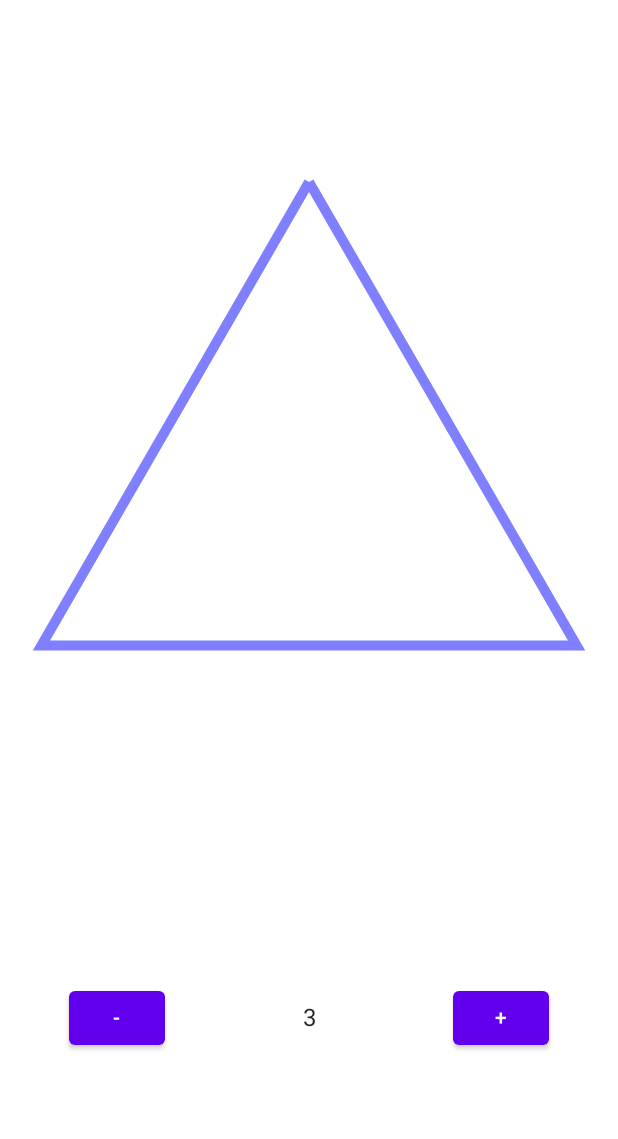
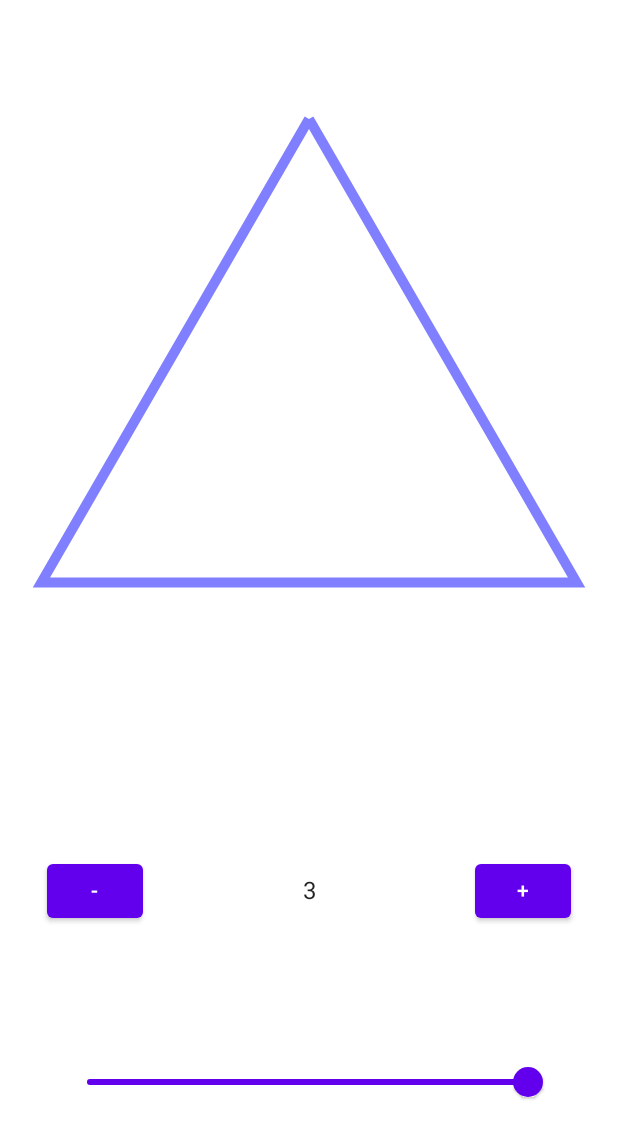
Before and after one commit to Gonzz-96/compose-experiments, an Android app built with Jetpack Compose: the screen it shows after launch (MainActivity), on a phone screen of 412 x 824 dp. Shown: the top 1139 px of the screen. Run offline under Robolectric (Android 15) with nearby library versions, the phone set to English and light mode, and no system bars.

Commit message:
Add progress parameter to variable polygon.

```diff
--- a/app/src/main/java/dev/gonz/compose/experiments/components/VariableNumberOfSidesPolygon.kt
+++ b/app/src/main/java/dev/gonz/compose/experiments/components/VariableNumberOfSidesPolygon.kt
@@ -1,13 +1,14 @@
 package dev.gonz.compose.experiments.components
 
+import android.util.Log
 import androidx.compose.foundation.Canvas
-import androidx.compose.foundation.background
 import androidx.compose.runtime.Composable
 import androidx.compose.ui.Modifier
 import androidx.compose.ui.geometry.Offset
-import androidx.compose.ui.graphics.Color
-import androidx.compose.ui.graphics.Path
+import androidx.compose.ui.graphics.*
+import androidx.compose.ui.graphics.PathEffect
 import androidx.compose.ui.graphics.drawscope.Stroke
+import androidx.compose.ui.graphics.drawscope.clipPath
 import kotlin.math.PI
 import kotlin.math.cos
 import kotlin.math.sin
@@ -16,6 +17,7 @@ import kotlin.math.sin
 fun VariableNumberOfSidesPolygon(
     modifier: Modifier = Modifier,
     numberOfSides: Int = 3,
+    progress: Float = 1F,
 ) {
     Canvas(modifier = modifier) {
         val radius = size.minDimension / 2
@@ -24,6 +26,7 @@ fun VariableNumberOfSidesPolygon(
             val offset = getNewCoordinatesFrom(startAngle.toFloat(), radius)
             moveTo(offset.x, offset.y)
         }
+
         repeat(numberOfSides) {
             val slideAngle = (2 * PI) / numberOfSides
             val offset = getNewCoordinatesFrom((startAngle + slideAngle).toFloat(), radius)
@@ -31,7 +34,14 @@ fun VariableNumberOfSidesPolygon(
             path.lineTo(offset.x, offset.y)
             startAngle += slideAngle
         }
-        drawPath(path, Color.Blue.copy(alpha = 0.5F), style = Stroke(10.0F))
+
+        val newPath = Path()
+        val measure = PathMeasure()
+
+        measure.setPath(path, true)
+        measure.getSegment(0F, measure.length * progress, newPath, true)
+
+        drawPath(newPath, Color.Blue.copy(alpha = 0.5F), style = Stroke(10F))
     }
 }
 
--- a/app/src/main/java/dev/gonz/compose/experiments/screens/VariableNumberOfSidesPolygonScreen.kt
+++ b/app/src/main/java/dev/gonz/compose/experiments/screens/VariableNumberOfSidesPolygonScreen.kt
@@ -8,6 +8,7 @@ import androidx.compose.material.Text
 import androidx.compose.runtime.*
 import androidx.compose.ui.Alignment
 import androidx.compose.ui.Modifier
+import androidx.compose.ui.text.style.TextAlign
 import androidx.compose.ui.tooling.preview.Preview
 import androidx.compose.ui.unit.dp
 import dev.gonz.compose.experiments.components.PreviewWrapper
@@ -15,9 +16,8 @@ import dev.gonz.compose.experiments.components.VariableNumberOfSidesPolygon
 
 @Composable
 fun VariableNumberOfSidesPolygonScreen() {
-    var numberOfSides by remember {
-        mutableStateOf(3)
-    }
+    var numberOfSides by remember { mutableStateOf(3) }
+    var pathProgress by remember { mutableStateOf(1F) }
 
     Column(modifier = Modifier.fillMaxSize(),
         verticalArrangement = Arrangement.SpaceEvenly,
@@ -25,10 +25,12 @@ fun VariableNumberOfSidesPolygonScreen() {
     ) {
         VariableNumberOfSidesPolygon(
             numberOfSides = numberOfSides,
+            progress = pathProgress,
             modifier = Modifier
                 .fillMaxWidth()
                 .fillMaxHeight(fraction = 0.5F)
         )
+
         Row(modifier = Modifier.fillMaxWidth(),
             horizontalArrangement = Arrangement.SpaceAround,
             verticalAlignment = Alignment.CenterVertically
@@ -38,10 +40,22 @@ fun VariableNumberOfSidesPolygonScreen() {
             }) {
                 Text("-")
             }
-            Text(numberOfSides.toString(), modifier = Modifier.clickable { numberOfSides = 3 })
+            Text(numberOfSides.toString(),
+                textAlign = TextAlign.Center,
+                modifier = Modifier.width(96.dp).clickable {
+                    numberOfSides = 3
+                }
+            )
             Button(onClick = { numberOfSides++ }) {
                 Text("+")
             }
+        }
+
+        Row(modifier = Modifier.fillMaxWidth().padding(horizontal = 50.dp),
+            horizontalArrangement = Arrangement.SpaceAround,
+            verticalAlignment = Alignment.CenterVertically
+        ) {
+            Slider(value = pathProgress, onValueChange = { pathProgress = it })
         }
     }
 }
```
